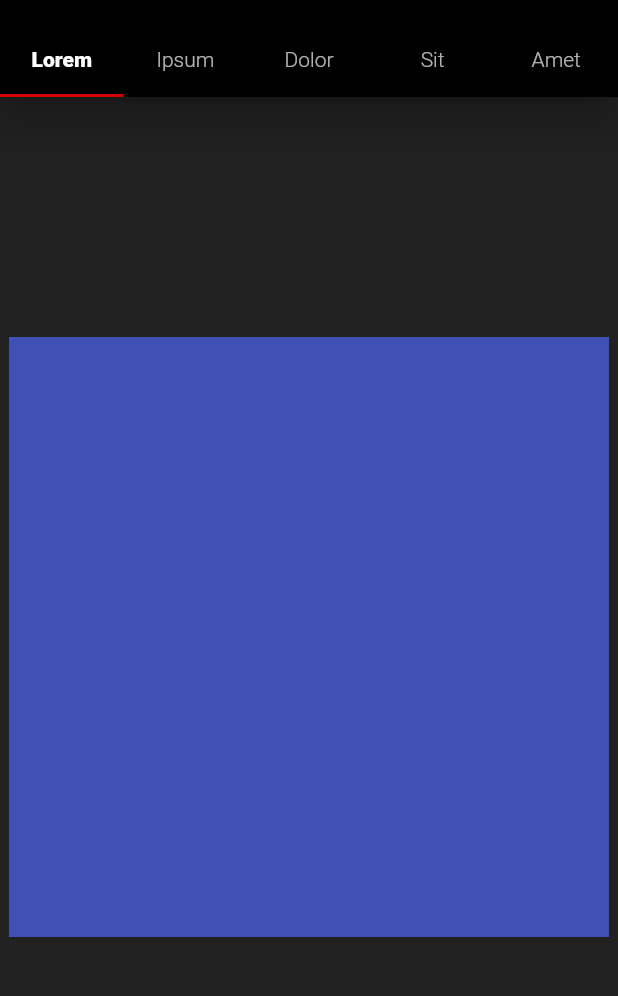
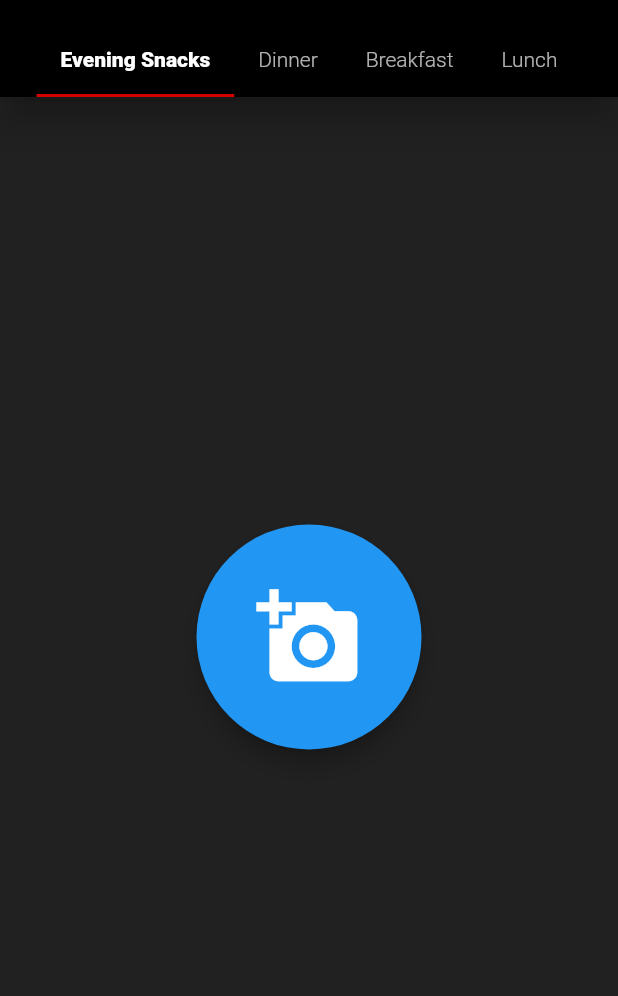
Before and after one commit to akshansh2000/Convoke_4, a Flutter app: the screen it shows after launch, on a phone screen of 412 x 824 dp, the part 59-1055 px from its top. Run offline on Flutter 3.47's test engine with Material 2 defaults, Android fonts, the phone set to English and light mode, and no system bars; missing offline and left inert: qrcode_reader.

Commit message:
Added qr readability

```diff
--- a/lib/main.dart
+++ b/lib/main.dart
@@ -1,4 +1,6 @@
 import 'package:flutter/material.dart';
+import 'dart:async';
+import 'package:qrcode_reader/qrcode_reader.dart';
 
 main() => runApp(
       MaterialApp(
@@ -7,21 +9,19 @@ main() => runApp(
       ),
     );
 
-class ConvokeApp extends StatelessWidget {
-  Widget customContainer(BuildContext context, Color color) {
-    return Center(
-      child: Container(
-        width: 400,
-        height: 400,
-        color: color,
-      ),
-    );
-  }
+class ConvokeApp extends StatefulWidget {
+  @override
+  _ConvokeAppState createState() => _ConvokeAppState();
+}
+
+class _ConvokeAppState extends State<ConvokeApp> {
+  Future<String> qrCodeResult;
+  int tabNumber;
 
   @override
   Widget build(BuildContext context) {
     return DefaultTabController(
-      length: 5,
+      length: 4,
       child: Scaffold(
         appBar: AppBar(
           elevation: 10,
@@ -29,26 +29,45 @@ class ConvokeApp extends StatelessWidget {
           title: Text("Convoke 4.0"),
           backgroundColor: Colors.black,
           bottom: TabBar(
+            isScrollable: true,
+            onTap: (index) => tabNumber = index,
             indicatorColor: Colors.redAccent[700],
             labelStyle: TextStyle(fontWeight: FontWeight.w900),
             unselectedLabelStyle: TextStyle(fontWeight: FontWeight.w300),
             tabs: <Widget>[
-              Tab(text: "Lorem"),
-              Tab(text: "Ipsum"),
-              Tab(text: "Dolor"),
-              Tab(text: "Sit"),
-              Tab(text: "Amet"),
+              Tab(text: "Evening Snacks"),
+              Tab(text: "Dinner"),
+              Tab(text: "Breakfast"),
+              Tab(text: "Lunch"),
             ],
           ),
         ),
         backgroundColor: Colors.grey[900],
-        body: TabBarView(
+        body: Stack(
           children: <Widget>[
-            customContainer(context, Colors.indigo),
-            customContainer(context, Colors.blue),
-            customContainer(context, Colors.green),
-            customContainer(context, Colors.yellow),
-            customContainer(context, Colors.teal),
+            TabBarView(
+              children: <Widget>[
+                Container(),
+                Container(),
+                Container(),
+                Container(),
+              ],
+            ),
+            Center(
+              child: Container(
+                width: 150,
+                height: 150,
+                child: FloatingActionButton(
+                  child: Icon(
+                    Icons.add_a_photo,
+                    size: 70,
+                  ),
+                  onPressed: () => setState(() {
+                    qrCodeResult = QRCodeReader().scan();
+                  }),
+                ),
+              ),
+            ),
           ],
         ),
       ),
--- a/pubspec.yaml
+++ b/pubspec.yaml
@@ -23,6 +23,8 @@ dependencies:
   # The following adds the Cupertino Icons font to your application.
   # Use with the CupertinoIcons class for iOS style icons.
   cupertino_icons: ^0.1.2
+
+  qrcode_reader:
 
 dev_dependencies:
   flutter_test:
```
Also changed, not shown: pubspec.lock.
